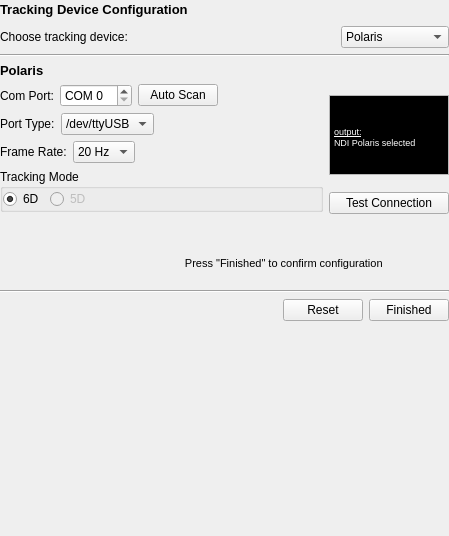
Above: Modules/IGTUI/Qmitk/QmitkTrackingDeviceConfigurationWidgetControls.ui from MITK/MITK before the change. Below: the same form after it.
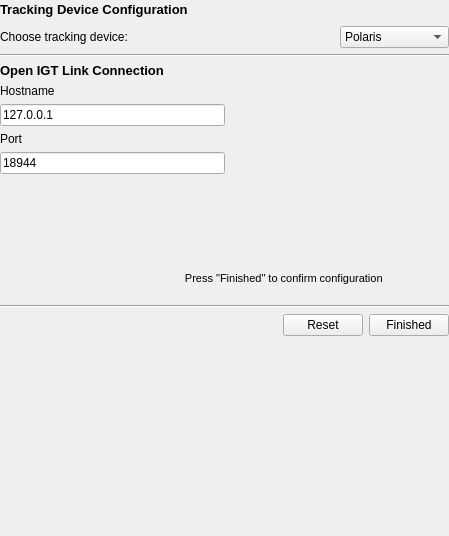
That is the form after the change. The open tabs and pages were chosen to show the change.

Commit message: Finished UI integration of OpenIGTLinkTrackingDevice

Diff of the .ui file:
```diff
--- a/Modules/IGTUI/Qmitk/QmitkTrackingDeviceConfigurationWidgetControls.ui
+++ b/Modules/IGTUI/Qmitk/QmitkTrackingDeviceConfigurationWidgetControls.ui
@@ -115,6 +115,11 @@
                <string>VirtualTracker</string>
               </property>
              </item>
+             <item>
+              <property name="text">
+               <string>Open IGT Link</string>
+              </property>
+             </item>
             </widget>
            </item>
           </layout>
@@ -368,11 +373,11 @@
                     <string>&lt;!DOCTYPE HTML PUBLIC &quot;-//W3C//DTD HTML 4.0//EN&quot; &quot;http://www.w3.org/TR/REC-html40/strict.dtd&quot;&gt;
 &lt;html&gt;&lt;head&gt;&lt;meta name=&quot;qrichtext&quot; content=&quot;1&quot; /&gt;&lt;style type=&quot;text/css&quot;&gt;
 p, li { white-space: pre-wrap; }
-&lt;/style&gt;&lt;/head&gt;&lt;body style=&quot; font-family:'Ubuntu'; font-size:11pt; font-weight:400; font-style:normal;&quot; bgcolor=&quot;#000000&quot;&gt;
-&lt;p style=&quot; margin-top:0px; margin-bottom:0px; margin-left:0px; margin-right:0px; -qt-block-indent:0; text-indent:0px;&quot;&gt;&lt;span style=&quot; font-family:'MS Shell Dlg 2'; font-size:8pt;&quot;&gt;                                      &lt;/span&gt;&lt;/p&gt;
-&lt;p style=&quot; margin-top:0px; margin-bottom:0px; margin-left:0px; margin-right:0px; -qt-block-indent:0; text-indent:0px;&quot;&gt;&lt;span style=&quot; font-family:'MS Shell Dlg 2'; font-size:8pt;&quot;&gt;                                      &lt;/span&gt;&lt;/p&gt;
-&lt;p style=&quot; margin-top:0px; margin-bottom:0px; margin-left:0px; margin-right:0px; -qt-block-indent:0; text-indent:0px;&quot;&gt;&lt;span style=&quot; font-family:'MS Shell Dlg 2'; font-size:7pt; text-decoration: underline; color:#ffffff;&quot;&gt;output:&lt;/span&gt;&lt;span style=&quot; font-family:'MS Shell Dlg 2'; font-size:8pt;&quot;&gt;                                      &lt;/span&gt;&lt;/p&gt;
-&lt;p style=&quot; margin-top:0px; margin-bottom:0px; margin-left:0px; margin-right:0px; -qt-block-indent:0; text-indent:0px;&quot;&gt;&lt;span style=&quot; font-family:'MS Shell Dlg 2'; font-size:7pt; color:#ffffff;&quot;&gt;NDI Polaris selected&lt;/span&gt;&lt;span style=&quot; font-family:'MS Shell Dlg 2'; font-size:8pt;&quot;&gt;                                    &lt;/span&gt;&lt;/p&gt;&lt;/body&gt;&lt;/html&gt;</string>
+&lt;/style&gt;&lt;/head&gt;&lt;body style=&quot; font-family:'MS Shell Dlg 2'; font-size:8.25pt; font-weight:400; font-style:normal;&quot; bgcolor=&quot;#000000&quot;&gt;
+&lt;p style=&quot; margin-top:0px; margin-bottom:0px; margin-left:0px; margin-right:0px; -qt-block-indent:0; text-indent:0px;&quot;&gt;&lt;span style=&quot; font-size:8pt;&quot;&gt;                                      &lt;/span&gt;&lt;/p&gt;
+&lt;p style=&quot; margin-top:0px; margin-bottom:0px; margin-left:0px; margin-right:0px; -qt-block-indent:0; text-indent:0px;&quot;&gt;&lt;span style=&quot; font-size:8pt;&quot;&gt;                                      &lt;/span&gt;&lt;/p&gt;
+&lt;p style=&quot; margin-top:0px; margin-bottom:0px; margin-left:0px; margin-right:0px; -qt-block-indent:0; text-indent:0px;&quot;&gt;&lt;span style=&quot; font-size:7pt; text-decoration: underline; color:#ffffff;&quot;&gt;output:&lt;/span&gt;&lt;span style=&quot; font-size:8pt;&quot;&gt;                                      &lt;/span&gt;&lt;/p&gt;
+&lt;p style=&quot; margin-top:0px; margin-bottom:0px; margin-left:0px; margin-right:0px; -qt-block-indent:0; text-indent:0px;&quot;&gt;&lt;span style=&quot; font-size:7pt; color:#ffffff;&quot;&gt;NDI Polaris selected&lt;/span&gt;&lt;span style=&quot; font-size:8pt;&quot;&gt;                                    &lt;/span&gt;&lt;/p&gt;&lt;/body&gt;&lt;/html&gt;</string>
                    </property>
                    <property name="textInteractionFlags">
                     <set>Qt::NoTextInteraction</set>
@@ -532,10 +537,10 @@
                     <string>&lt;!DOCTYPE HTML PUBLIC &quot;-//W3C//DTD HTML 4.0//EN&quot; &quot;http://www.w3.org/TR/REC-html40/strict.dtd&quot;&gt;
 &lt;html&gt;&lt;head&gt;&lt;meta name=&quot;qrichtext&quot; content=&quot;1&quot; /&gt;&lt;style type=&quot;text/css&quot;&gt;
 p, li { white-space: pre-wrap; }
-&lt;/style&gt;&lt;/head&gt;&lt;body style=&quot; font-family:'Ubuntu'; font-size:11pt; font-weight:400; font-style:normal;&quot; bgcolor=&quot;#000000&quot;&gt;
-&lt;p style=&quot; margin-top:0px; margin-bottom:0px; margin-left:0px; margin-right:0px; -qt-block-indent:0; text-indent:0px;&quot;&gt;&lt;span style=&quot; font-family:'MS Shell Dlg 2'; font-size:8pt;&quot;&gt;                                          &lt;/span&gt;&lt;/p&gt;
-&lt;p style=&quot; margin-top:0px; margin-bottom:0px; margin-left:0px; margin-right:0px; -qt-block-indent:0; text-indent:0px;&quot;&gt;&lt;span style=&quot; font-family:'MS Shell Dlg 2'; font-size:8pt;&quot;&gt;                                          &lt;/span&gt;&lt;/p&gt;
-&lt;p style=&quot; margin-top:0px; margin-bottom:0px; margin-left:0px; margin-right:0px; -qt-block-indent:0; text-indent:0px;&quot;&gt;&lt;span style=&quot; font-family:'MS Shell Dlg 2'; font-size:8pt; text-decoration: underline; color:#ffffff;&quot;&gt;output:&lt;/span&gt;&lt;span style=&quot; font-family:'MS Shell Dlg 2'; font-size:8pt;&quot;&gt;                                        &lt;/span&gt;&lt;/p&gt;&lt;/body&gt;&lt;/html&gt;</string>
+&lt;/style&gt;&lt;/head&gt;&lt;body style=&quot; font-family:'MS Shell Dlg 2'; font-size:8.25pt; font-weight:400; font-style:normal;&quot; bgcolor=&quot;#000000&quot;&gt;
+&lt;p style=&quot; margin-top:0px; margin-bottom:0px; margin-left:0px; margin-right:0px; -qt-block-indent:0; text-indent:0px;&quot;&gt;&lt;span style=&quot; font-size:8pt;&quot;&gt;                                          &lt;/span&gt;&lt;/p&gt;
+&lt;p style=&quot; margin-top:0px; margin-bottom:0px; margin-left:0px; margin-right:0px; -qt-block-indent:0; text-indent:0px;&quot;&gt;&lt;span style=&quot; font-size:8pt;&quot;&gt;                                          &lt;/span&gt;&lt;/p&gt;
+&lt;p style=&quot; margin-top:0px; margin-bottom:0px; margin-left:0px; margin-right:0px; -qt-block-indent:0; text-indent:0px;&quot;&gt;&lt;span style=&quot; font-size:8pt; text-decoration: underline; color:#ffffff;&quot;&gt;output:&lt;/span&gt;&lt;span style=&quot; font-size:8pt;&quot;&gt;                                        &lt;/span&gt;&lt;/p&gt;&lt;/body&gt;&lt;/html&gt;</string>
                    </property>
                    <property name="textInteractionFlags">
                     <set>Qt::NoTextInteraction</set>
@@ -669,10 +674,10 @@
                     <string>&lt;!DOCTYPE HTML PUBLIC &quot;-//W3C//DTD HTML 4.0//EN&quot; &quot;http://www.w3.org/TR/REC-html40/strict.dtd&quot;&gt;
 &lt;html&gt;&lt;head&gt;&lt;meta name=&quot;qrichtext&quot; content=&quot;1&quot; /&gt;&lt;style type=&quot;text/css&quot;&gt;
 p, li { white-space: pre-wrap; }
-&lt;/style&gt;&lt;/head&gt;&lt;body style=&quot; font-family:'Ubuntu'; font-size:11pt; font-weight:400; font-style:normal;&quot; bgcolor=&quot;#000000&quot;&gt;
-&lt;p style=&quot; margin-top:0px; margin-bottom:0px; margin-left:0px; margin-right:0px; -qt-block-indent:0; text-indent:0px;&quot;&gt;&lt;span style=&quot; font-family:'MS Shell Dlg 2'; font-size:8pt;&quot;&gt;                                          &lt;/span&gt;&lt;/p&gt;
-&lt;p style=&quot; margin-top:0px; margin-bottom:0px; margin-left:0px; margin-right:0px; -qt-block-indent:0; text-indent:0px;&quot;&gt;&lt;span style=&quot; font-family:'MS Shell Dlg 2'; font-size:8pt;&quot;&gt;                                          &lt;/span&gt;&lt;/p&gt;
-&lt;p style=&quot; margin-top:0px; margin-bottom:0px; margin-left:0px; margin-right:0px; -qt-block-indent:0; text-indent:0px;&quot;&gt;&lt;span style=&quot; font-family:'MS Shell Dlg 2'; font-size:8pt; text-decoration: underline; color:#ffffff;&quot;&gt;output:&lt;/span&gt;&lt;span style=&quot; font-family:'MS Shell Dlg 2'; font-size:8pt;&quot;&gt;                                        &lt;/span&gt;&lt;/p&gt;&lt;/body&gt;&lt;/html&gt;</string>
+&lt;/style&gt;&lt;/head&gt;&lt;body style=&quot; font-family:'MS Shell Dlg 2'; font-size:8.25pt; font-weight:400; font-style:normal;&quot; bgcolor=&quot;#000000&quot;&gt;
+&lt;p style=&quot; margin-top:0px; margin-bottom:0px; margin-left:0px; margin-right:0px; -qt-block-indent:0; text-indent:0px;&quot;&gt;&lt;span style=&quot; font-size:8pt;&quot;&gt;                                          &lt;/span&gt;&lt;/p&gt;
+&lt;p style=&quot; margin-top:0px; margin-bottom:0px; margin-left:0px; margin-right:0px; -qt-block-indent:0; text-indent:0px;&quot;&gt;&lt;span style=&quot; font-size:8pt;&quot;&gt;                                          &lt;/span&gt;&lt;/p&gt;
+&lt;p style=&quot; margin-top:0px; margin-bottom:0px; margin-left:0px; margin-right:0px; -qt-block-indent:0; text-indent:0px;&quot;&gt;&lt;span style=&quot; font-size:8pt; text-decoration: underline; color:#ffffff;&quot;&gt;output:&lt;/span&gt;&lt;span style=&quot; font-size:8pt;&quot;&gt;                                        &lt;/span&gt;&lt;/p&gt;&lt;/body&gt;&lt;/html&gt;</string>
                    </property>
                    <property name="textInteractionFlags">
                     <set>Qt::NoTextInteraction</set>
@@ -885,10 +890,10 @@
                     <string>&lt;!DOCTYPE HTML PUBLIC &quot;-//W3C//DTD HTML 4.0//EN&quot; &quot;http://www.w3.org/TR/REC-html40/strict.dtd&quot;&gt;
 &lt;html&gt;&lt;head&gt;&lt;meta name=&quot;qrichtext&quot; content=&quot;1&quot; /&gt;&lt;style type=&quot;text/css&quot;&gt;
 p, li { white-space: pre-wrap; }
-&lt;/style&gt;&lt;/head&gt;&lt;body style=&quot; font-family:'Ubuntu'; font-size:11pt; font-weight:400; font-style:normal;&quot; bgcolor=&quot;#000000&quot;&gt;
-&lt;p style=&quot; margin-top:0px; margin-bottom:0px; margin-left:0px; margin-right:0px; -qt-block-indent:0; text-indent:0px;&quot;&gt;&lt;span style=&quot; font-family:'MS Shell Dlg 2'; font-size:8pt;&quot;&gt;                                          &lt;/span&gt;&lt;/p&gt;
-&lt;p style=&quot; margin-top:0px; margin-bottom:0px; margin-left:0px; margin-right:0px; -qt-block-indent:0; text-indent:0px;&quot;&gt;&lt;span style=&quot; font-family:'MS Shell Dlg 2'; font-size:8pt;&quot;&gt;                                          &lt;/span&gt;&lt;/p&gt;
-&lt;p style=&quot; margin-top:0px; margin-bottom:0px; margin-left:0px; margin-right:0px; -qt-block-indent:0; text-indent:0px;&quot;&gt;&lt;span style=&quot; font-family:'MS Shell Dlg 2'; font-size:8pt; text-decoration: underline; color:#ffffff;&quot;&gt;output:&lt;/span&gt;&lt;span style=&quot; font-family:'MS Shell Dlg 2'; font-size:8pt;&quot;&gt;                                        &lt;/span&gt;&lt;/p&gt;&lt;/body&gt;&lt;/html&gt;</string>
+&lt;/style&gt;&lt;/head&gt;&lt;body style=&quot; font-family:'MS Shell Dlg 2'; font-size:8.25pt; font-weight:400; font-style:normal;&quot; bgcolor=&quot;#000000&quot;&gt;
+&lt;p style=&quot; margin-top:0px; margin-bottom:0px; margin-left:0px; margin-right:0px; -qt-block-indent:0; text-indent:0px;&quot;&gt;&lt;span style=&quot; font-size:8pt;&quot;&gt;                                          &lt;/span&gt;&lt;/p&gt;
+&lt;p style=&quot; margin-top:0px; margin-bottom:0px; margin-left:0px; margin-right:0px; -qt-block-indent:0; text-indent:0px;&quot;&gt;&lt;span style=&quot; font-size:8pt;&quot;&gt;                                          &lt;/span&gt;&lt;/p&gt;
+&lt;p style=&quot; margin-top:0px; margin-bottom:0px; margin-left:0px; margin-right:0px; -qt-block-indent:0; text-indent:0px;&quot;&gt;&lt;span style=&quot; font-size:8pt; text-decoration: underline; color:#ffffff;&quot;&gt;output:&lt;/span&gt;&lt;span style=&quot; font-size:8pt;&quot;&gt;                                        &lt;/span&gt;&lt;/p&gt;&lt;/body&gt;&lt;/html&gt;</string>
                    </property>
                    <property name="textInteractionFlags">
                     <set>Qt::NoTextInteraction</set>
@@ -960,6 +965,89 @@
              </item>
             </layout>
            </widget>
+           <widget class="QWidget" name="page_5">
+            <layout class="QVBoxLayout" name="verticalLayout_24">
+             <item>
+              <widget class="QLabel" name="Optitrack_label_3">
+               <property name="sizePolicy">
+                <sizepolicy hsizetype="Preferred" vsizetype="Preferred">
+                 <horstretch>0</horstretch>
+                 <verstretch>0</verstretch>
+                </sizepolicy>
+               </property>
+               <property name="text">
+                <string>&lt;!DOCTYPE HTML PUBLIC &quot;-//W3C//DTD HTML 4.0//EN&quot; &quot;http://www.w3.org/TR/REC-html40/strict.dtd&quot;&gt;
+&lt;html&gt;&lt;head&gt;&lt;meta name=&quot;qrichtext&quot; content=&quot;1&quot; /&gt;&lt;style type=&quot;text/css&quot;&gt;
+p, li { white-space: pre-wrap; }
+&lt;/style&gt;&lt;/head&gt;&lt;body style=&quot; font-family:'MS Shell Dlg 2'; font-size:8pt; font-weight:400; font-style:normal;&quot;&gt;
+&lt;p style=&quot; margin-top:0px; margin-bottom:0px; margin-left:0px; margin-right:0px; -qt-block-indent:0; text-indent:0px;&quot;&gt;&lt;span style=&quot; font-size:10pt; font-weight:600;&quot;&gt;Open IGT Link Connection&lt;/span&gt;&lt;/p&gt;&lt;/body&gt;&lt;/html&gt;</string>
+               </property>
+              </widget>
+             </item>
+             <item>
+              <layout class="QHBoxLayout" name="horizontalLayout_7">
+               <item>
+                <layout class="QVBoxLayout" name="verticalLayout_23">
+                 <item>
+                  <widget class="QLabel" name="label">
+                   <property name="text">
+                    <string>Hostname</string>
+                   </property>
+                  </widget>
+                 </item>
+                 <item>
+                  <widget class="QLineEdit" name="m_OpenIGTLinkHostname">
+                   <property name="text">
+                    <string>127.0.0.1</string>
+                   </property>
+                  </widget>
+                 </item>
+                 <item>
+                  <widget class="QLabel" name="label_2">
+                   <property name="text">
+                    <string>Port</string>
+                   </property>
+                  </widget>
+                 </item>
+                 <item>
+                  <widget class="QLineEdit" name="m_OpenIGTLinkPort">
+                   <property name="text">
+                    <string>18944</string>
+                   </property>
+                  </widget>
+                 </item>
+                </layout>
+               </item>
+               <item>
+                <spacer name="horizontalSpacer_13">
+                 <property name="orientation">
+                  <enum>Qt::Horizontal</enum>
+                 </property>
+                 <property name="sizeHint" stdset="0">
+                  <size>
+                   <width>40</width>
+                   <height>20</height>
+                  </size>
+                 </property>
+                </spacer>
+               </item>
+              </layout>
+             </item>
+             <item>
+              <spacer name="verticalSpacer_10">
+               <property name="orientation">
+                <enum>Qt::Vertical</enum>
+               </property>
+               <property name="sizeHint" stdset="0">
+                <size>
+                 <width>20</width>
+                 <height>66</height>
+                </size>
+               </property>
+              </spacer>
+             </item>
+            </layout>
+           </widget>
           </widget>
          </item>
          <item>
@@ -1066,7 +1154,7 @@
            <rect>
             <x>0</x>
             <y>0</y>
-            <width>64</width>
+            <width>63</width>
             <height>26</height>
            </rect>
           </property>
```
The commit also changes 5 other files.
